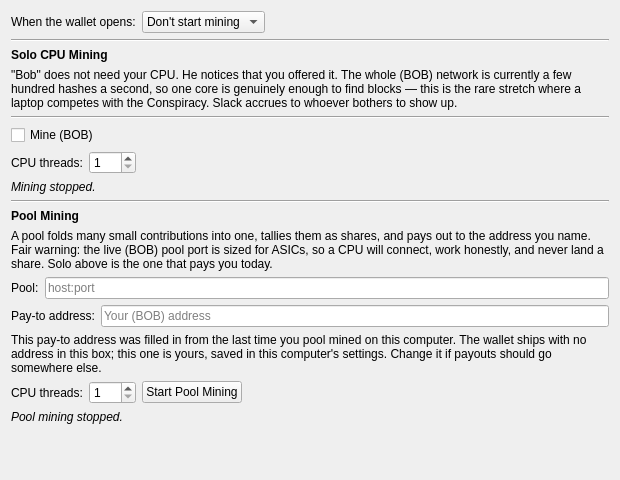
The window that src/qt/forms/miningpage.ui (dobbscoin/dobbscoin-source) describes before a commit, drawn with Qt 5.
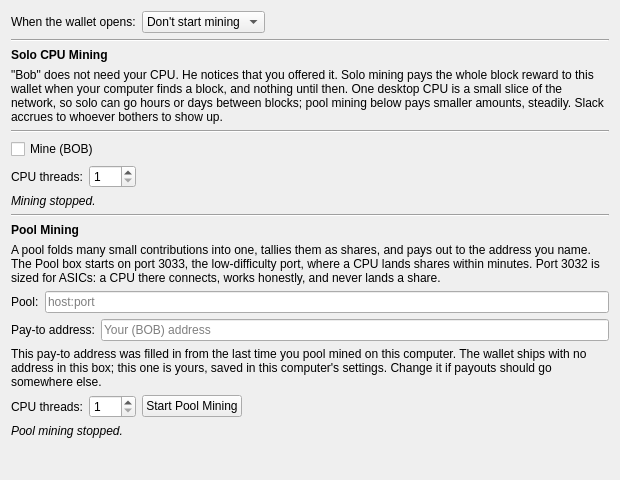
The same window after the commit.

Commit message:
qt: Mining tab help that stays true
btcbob, 2026-11-18. The two help texts had gone stale. Solo said the network
was a few hundred hashes a second (it is about 1 MH/s now, difficulty 0.03),
and Pool said the pool port was sized for ASICs, while the Pool box has
defaulted to the low-difficulty port 3033 since 0.14 v0.13.7 (live check
today: a 2-thread CPU there landed accepted shares within a minute). The new
copy names no figures that go stale: solo pays the whole reward but rarely,
the pool pays small amounts steadily, 3033 suits a CPU, 3032 is for ASICs.

The edit to the form file:
```diff
--- a/src/qt/forms/miningpage.ui
+++ b/src/qt/forms/miningpage.ui
@@ -83,7 +83,7 @@
    <item>
     <widget class="QLabel" name="miningHelp">
      <property name="text">
-      <string>&quot;Bob&quot; does not need your CPU. He notices that you offered it. The whole (BOB) network is currently a few hundred hashes a second, so one core is genuinely enough to find blocks — this is the rare stretch where a laptop competes with the Conspiracy. Slack accrues to whoever bothers to show up.</string>
+      <string>&quot;Bob&quot; does not need your CPU. He notices that you offered it. Solo mining pays the whole block reward to this wallet when your computer finds a block, and nothing until then. One desktop CPU is a small slice of the network, so solo can go hours or days between blocks; pool mining below pays smaller amounts, steadily. Slack accrues to whoever bothers to show up.</string>
      </property>
      <property name="wordWrap">
       <bool>true</bool>
@@ -179,7 +179,7 @@
    <item>
     <widget class="QLabel" name="poolMiningHelp">
      <property name="text">
-      <string>A pool folds many small contributions into one, tallies them as shares, and pays out to the address you name. Fair warning: the live (BOB) pool port is sized for ASICs, so a CPU will connect, work honestly, and never land a share. Solo above is the one that pays you today.</string>
+      <string>A pool folds many small contributions into one, tallies them as shares, and pays out to the address you name. The Pool box starts on port 3033, the low-difficulty port, where a CPU lands shares within minutes. Port 3032 is sized for ASICs: a CPU there connects, works honestly, and never lands a share.</string>
      </property>
      <property name="wordWrap">
       <bool>true</bool>
```
